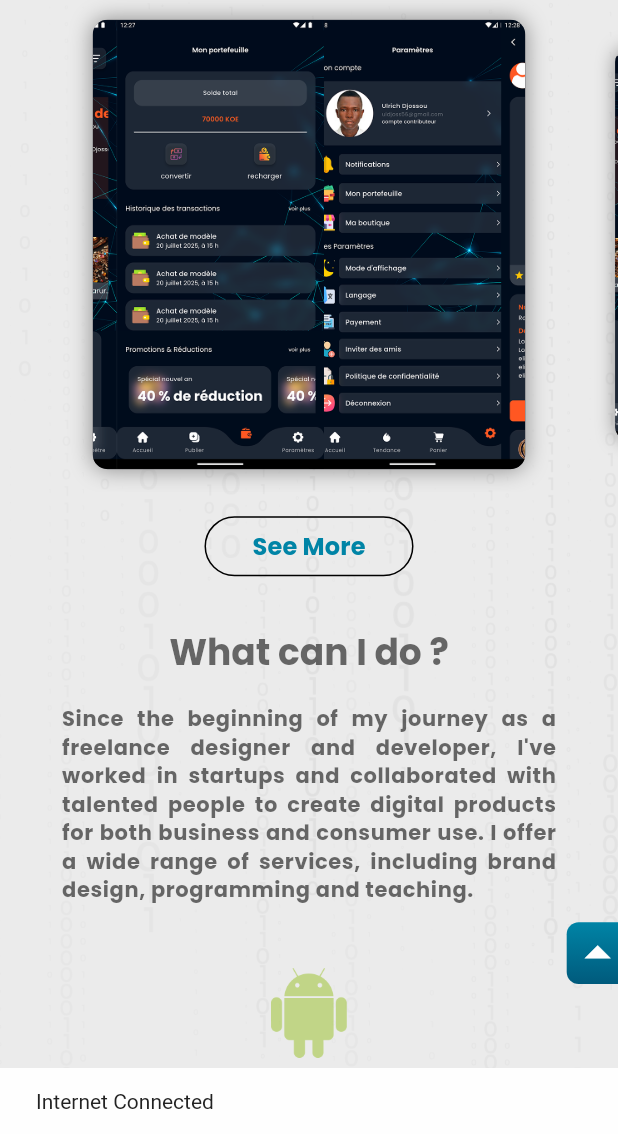
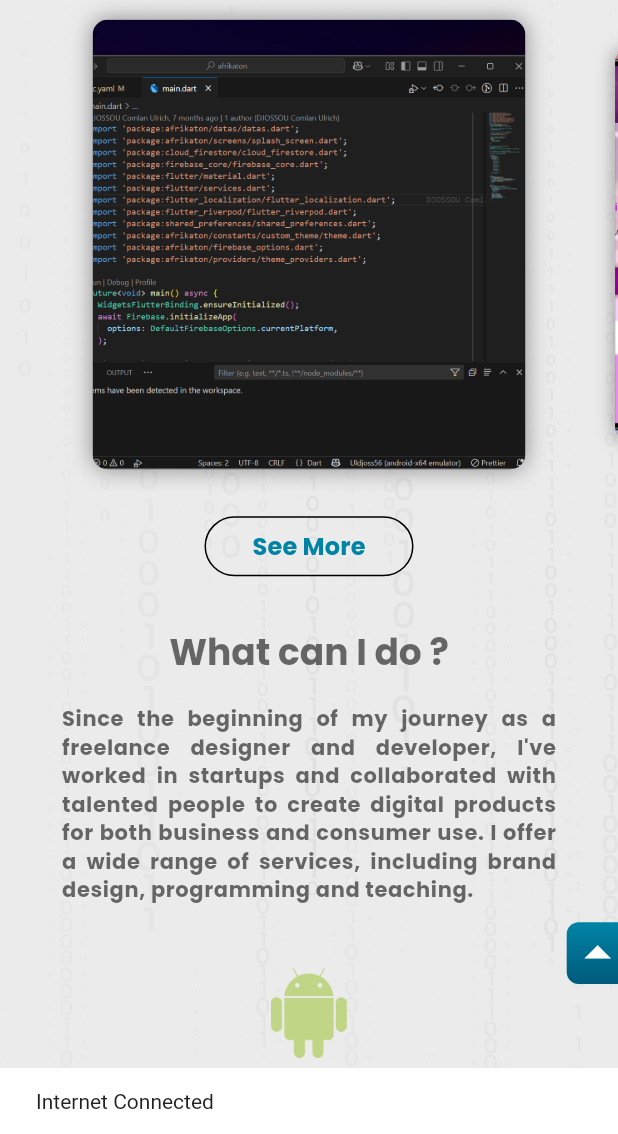
Before and after one commit to Uldjoss56/Portfolio, a Flutter app: the screen it shows after launch, scrolled down 1728 dp, on a phone screen of 412 x 824 dp, the part 102-1236 px from its top. Run offline on Flutter 3.47's test engine with Material 3 defaults, Android fonts, the phone set to English and light mode, and no system bars; drawn by our look-alikes of carousel_slider, scrollable_positioned_list; our stand-ins replace animated_text_kit, bloc, connectivity_plus, curved_navigation_bar, dio, equatable and 8 more; missing offline and left inert: universal_html; project files that could hold a hidden picture were left out.

Commit message:
05/20/2025

```diff
--- a/lib/features/portfolio/data/data.dart
+++ b/lib/features/portfolio/data/data.dart
@@ -1,34 +1,42 @@
 final projectData = [
   {
-    "banners": 'assets/imgs/photos/projects/afrikaton.png',
+    "banners": 'assets/imgs/photos/projects/afrikaton_flutter.png',
     "icons": 'assets/imgs/icons/flutter.png',
-    "titles": 'Awesome Social Media App',
+    "titles": 'Awesome Marketplace App',
     "description":
-        'This is a just Fully functional Social media App by using flutter, source code is also available, check below.',
-    "links": 'https://github.com/Uldjoss56/market_ease_app.git',
+        'The app is a mobile platform for buying 3D models of African art '
+            'objects, designed to promote cultural heritage using '
+            'Flutter, Firebase',
+    "links": 'https://github.com/Uldjoss56/',
   },
   {
-    "banners": 'assets/imgs/photos/projects/afrikaton.png',
-    "icons": 'assets/imgs/icons/flutter.png',
+    "banners": 'assets/imgs/photos/projects/gia_mockup_screen.png',
+    "icons": 'assets/imgs/icons/xd.png',
     "titles": 'Awesome CRM UI',
     "description":
-        'This is a just CRM UI Design using Figma, file is also available, check below.',
-    "links": 'https://github.com/Uldjoss56/flutter_contact_app.git',
+        'This is a just CRM UI Design using Adobe XD, pdf file is also available, check below.',
+    "links":
+        'https://drive.google.com/file/d/1dbSGXcyaU7hivNgvspHxYImB6D_nA7L9/view?usp=sharing',
   },
   {
-    "banners": 'assets/imgs/photos/projects/afrikaton.png',
-    "icons": 'assets/imgs/icons/flutter.png',
-    "titles": 'Exercise App',
+    "banners": 'assets/imgs/photos/projects/music_mockup_screen.png',
+    "icons": 'assets/imgs/icons/figma.png',
+    "titles": 'Gospel Music Collaboration Platform UI',
     "description":
-        'This is a just Fully function Exercise App by using flutter, source code is also available, check below.',
-    "links": 'https://github.com/Uldjoss56/EducGuard.git',
+        'This mockup, designed with Figma, showcases a mobile application '
+            'dedicated to Christian music groups.',
+    "links": 'https://www.figma.com/proto/ybNrrWg8rKYynThr1NOFg5/Music--yours?'
+        'page-id=0%3A1&node-id=11-71&viewport=236%2C43%2C0.17&t=w3hXgc8pCTYAD2MO'
+        '-1&scaling=scale-down&content-scaling=fixed&starting-point-node-id=11%3A71',
   },
   {
-    "banners": 'assets/imgs/photos/projects/afrikaton.png',
+    "banners": 'assets/imgs/photos/projects/fitness_flutter.png',
     "icons": 'assets/imgs/icons/flutter.png',
-    "titles": 'Awesome Plant App UI',
+    "titles": 'Awesome Fitness UI App ',
     "description":
-        'This is a just Plant App UI by using flutter, source code is also available, check below.',
-    "links": 'https://github.com/Uldjoss56/Portfolio.git',
+        'This is a fitness tracking mobile app designed with a dark UI theme. '
+            'It features user profile management, goal tracking '
+            '(steps, calories, weight), and so one',
+    "links": 'https://github.com/Uldjoss56/Fitness-App.git',
   },
 ];
```
Also changed, not shown: lib/core/widgets/project_card.dart (+3 -4 lines), assets/imgs/photos/projects/afrikaton_flutter.png (added), assets/imgs/photos/projects/contact_screenshort.png (added), assets/imgs/photos/projects/fitness_flutter.png (added), assets/imgs/photos/projects/gia_mockup_screen.png (added), assets/imgs/photos/projects/music_mockup_screen.png (added), lib/main.dart (line endings or trailing spaces), 131 other files.
